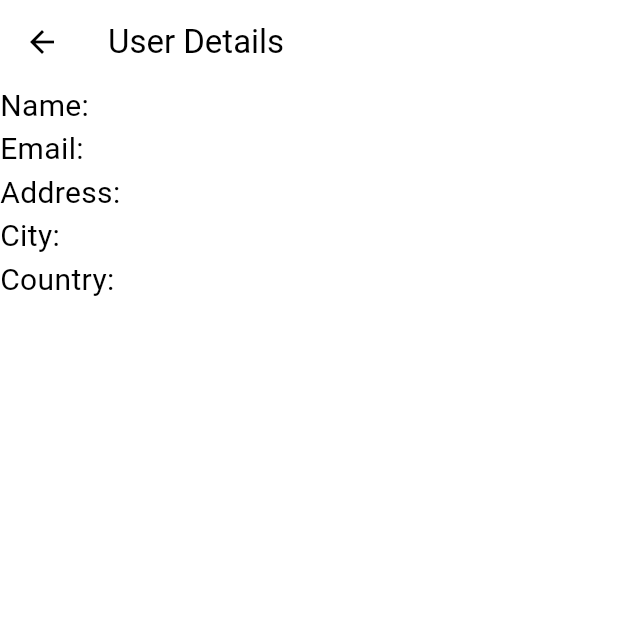
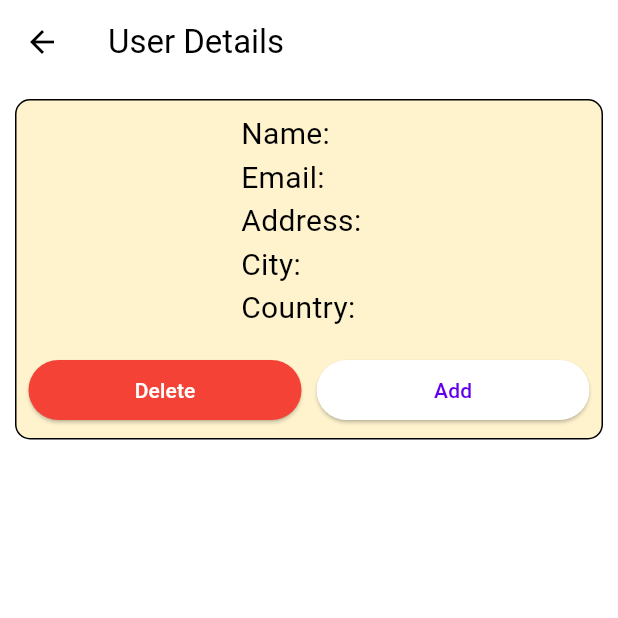
Before and after one commit to Milon3658/getx, a Flutter app: the UserDetailsView screen opened directly with empty values, on a phone screen of 412 x 824 dp, the top half of it. Run offline on Flutter 3.47's test engine with Material 3 defaults, Android fonts, the phone set to English and light mode, and no system bars; our stand-ins replace get; network calls fail.

Commit message:
user details button

```diff
--- a/lib/app/module/UserDetails/view/user_details_view.dart
+++ b/lib/app/module/UserDetails/view/user_details_view.dart
@@ -13,17 +13,60 @@ class UserDetailsView extends GetView<UserDetailsController> {
         appBar: AppBar(
           title: const Text('User Details'),
         ),
-      body: Text(
+        body: Padding(
+          padding: const EdgeInsets.all(10.0),
+          child: Container(
+            decoration: BoxDecoration(
+                color: Colors.amber.withOpacity(0.2),
+                border: Border.all(color: Colors.black),
+                borderRadius: BorderRadius.circular(10)),
+            child: Column(
+              mainAxisSize: MainAxisSize.min,
+              children: [
+                Padding(
+                  padding: const EdgeInsets.all(8.0),
+                  child: Text(
                     'Name: ${userDetails['name']} \n'
                     'Email: ${userDetails['email']} \n'
                     'Address: ${userDetails['address']} \n'
                     'City: ${userDetails['city']} \n'
-        'Country: ${userDetails['country']} \n',
+                    'Country: ${userDetails['country']}',
                     style: const TextStyle(
                       fontSize: 20,
                       color: Colors.black,
                     ),
                   ),
-    );
+                ),
+                Padding(
+                  padding: const EdgeInsets.all(8.0),
+                  child: Row(
+                    children: [
+                      Expanded(
+                        child: ElevatedButton(
+                          style: ButtonStyle(
+                            backgroundColor:
+                                MaterialStateProperty.all(Colors.red),
+                          ),
+                          onPressed: () {},
+                          child: const Text(
+                            'Delete',
+                            style: TextStyle(color: Colors.white),
+                          ),
+                        ),
+                      ),
+                      const SizedBox(width: 10),
+                      Expanded(
+                        child: ElevatedButton(
+                          onPressed: () {},
+                          child: const Text('Add'),
+                        ),
+                      ),
+                    ],
+                  ),
+                )
+              ],
+            ),
+          ),
+        ));
   }
 }
```
Lines whose indentation alone changed are shown as unchanged.
